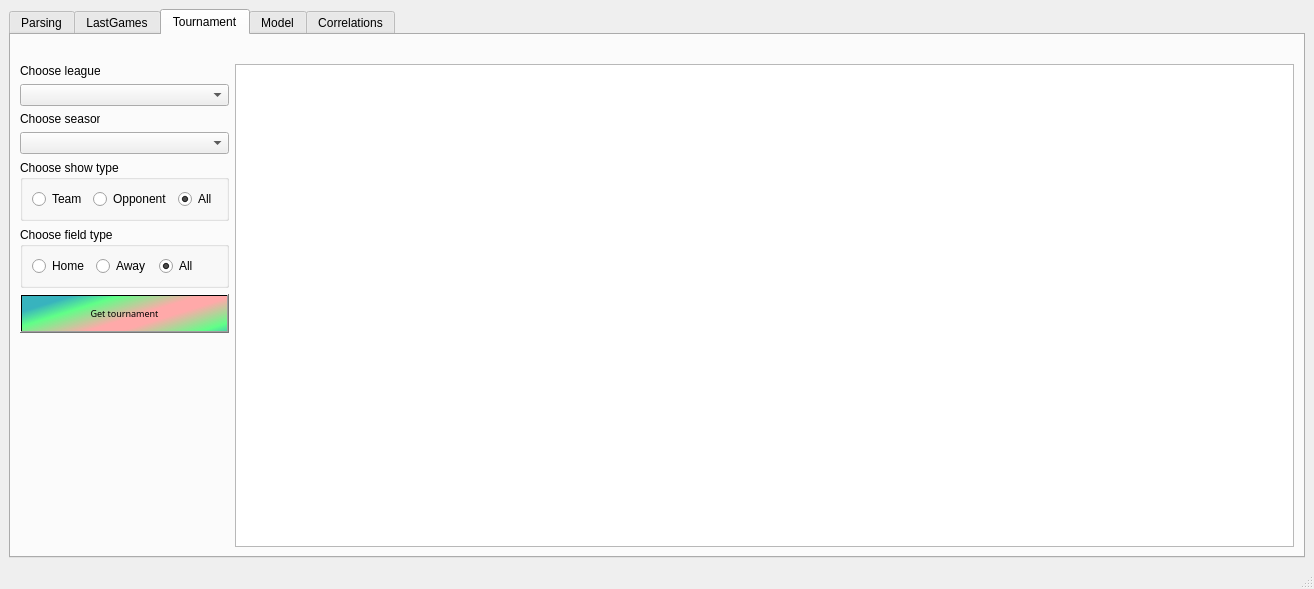
Above: ui/basketball_app_main-window.ui from PyScientist/BasketBallStat before the change. Below: the same form after it.
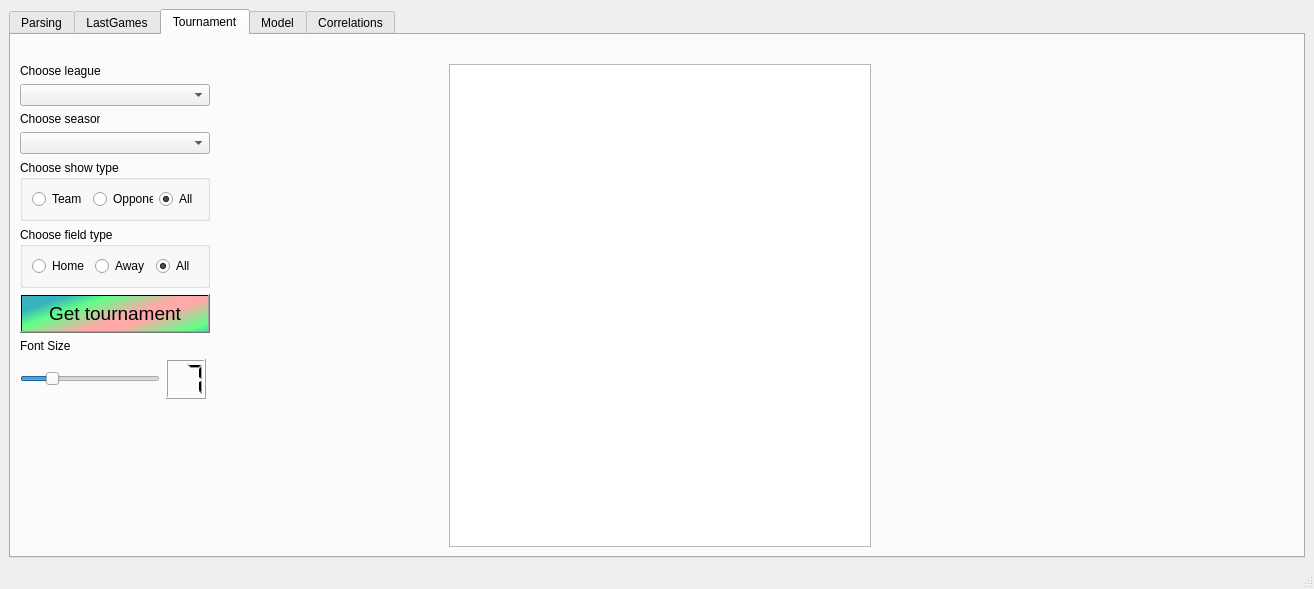
That is the form after the change. The open tabs and pages were chosen to show the change.

Commit message: Add font size managment slider to Tournamet and last games tabs

```diff
--- a/ui/basketball_app_main-window.ui
+++ b/ui/basketball_app_main-window.ui
@@ -541,9 +541,18 @@
            </layout>
           </item>
           <item>
-           <layout class="QHBoxLayout" name="horizontalLayout_18">
+           <layout class="QHBoxLayout" name="horizontalLayout_18" stretch="0,0,0">
+            <property name="sizeConstraint">
+             <enum>QLayout::SetMaximumSize</enum>
+            </property>
             <item>
              <layout class="QVBoxLayout" name="verticalLayout_6">
+              <property name="spacing">
+               <number>6</number>
+              </property>
+              <property name="sizeConstraint">
+               <enum>QLayout::SetDefaultConstraint</enum>
+              </property>
               <item>
                <widget class="QLabel" name="label_choose_league_for_turnament">
                 <property name="maximumSize">
@@ -558,7 +567,14 @@
                </widget>
               </item>
               <item>
-               <widget class="QComboBox" name="comboBo_choose_league_for_turnament"/>
+               <widget class="QComboBox" name="comboBo_choose_league_for_turnament">
+                <property name="maximumSize">
+                 <size>
+                  <width>190</width>
+                  <height>16777215</height>
+                 </size>
+                </property>
+               </widget>
               </item>
               <item>
                <widget class="QLabel" name="label_choose_season_for_turnament">
@@ -574,10 +590,23 @@
                </widget>
               </item>
               <item>
-               <widget class="QComboBox" name="comboBox_choose_season_for_turnament"/>
+               <widget class="QComboBox" name="comboBox_choose_season_for_turnament">
+                <property name="maximumSize">
+                 <size>
+                  <width>190</width>
+                  <height>16777215</height>
+                 </size>
+                </property>
+               </widget>
               </item>
               <item>
                <widget class="QGroupBox" name="groupBox">
+                <property name="maximumSize">
+                 <size>
+                  <width>190</width>
+                  <height>16777215</height>
+                 </size>
+                </property>
                 <property name="title">
                  <string>Choose show type</string>
                 </property>
@@ -622,7 +651,7 @@
                 </property>
                 <property name="maximumSize">
                  <size>
-                  <width>16777215</width>
+                  <width>190</width>
                   <height>16777215</height>
                  </size>
                 </property>
@@ -661,14 +690,20 @@
                <widget class="QPushButton" name="pushButtonGetTournamentTable">
                 <property name="minimumSize">
                  <size>
-                  <width>40</width>
+                  <width>150</width>
                   <height>39</height>
                  </size>
                 </property>
+                <property name="maximumSize">
+                 <size>
+                  <width>190</width>
+                  <height>16777215</height>
+                 </size>
+                </property>
                 <property name="font">
                  <font>
-                  <family>Goudy Stout</family>
-                  <pointsize>7</pointsize>
+                  <family>Tahoma</family>
+                  <pointsize>14</pointsize>
                  </font>
                 </property>
                 <property name="styleSheet">
@@ -679,11 +714,103 @@
                 </property>
                </widget>
               </item>
+              <item>
+               <widget class="QLabel" name="label_font_Tournament">
+                <property name="text">
+                 <string>Font Size</string>
+                </property>
+               </widget>
+              </item>
+              <item>
+               <layout class="QHBoxLayout" name="horizontalLayout_5">
+                <item>
+                 <widget class="QSlider" name="horizontalSlider_font_Tournament">
+                  <property name="minimumSize">
+                   <size>
+                    <width>100</width>
+                    <height>0</height>
+                   </size>
+                  </property>
+                  <property name="maximumSize">
+                   <size>
+                    <width>140</width>
+                    <height>16777215</height>
+                   </size>
+                  </property>
+                  <property name="minimum">
+                   <number>5</number>
+                  </property>
+                  <property name="maximum">
+                   <number>15</number>
+                  </property>
+                  <property name="value">
+                   <number>7</number>
+                  </property>
+                  <property name="orientation">
+                   <enum>Qt::Horizontal</enum>
+                  </property>
+                 </widget>
+                </item>
+                <item>
+                 <widget class="QLCDNumber" name="lcdNumber_font_Tournament">
+                  <property name="minimumSize">
+                   <size>
+                    <width>40</width>
+                    <height>40</height>
+                   </size>
+                  </property>
+                  <property name="maximumSize">
+                   <size>
+                    <width>43</width>
+                    <height>16777215</height>
+                   </size>
+                  </property>
+                  <property name="font">
+                   <font>
+                    <weight>50</weight>
+                    <bold>false</bold>
+                   </font>
+                  </property>
+                  <property name="frameShape">
+                   <enum>QFrame::Box</enum>
+                  </property>
+                  <property name="frameShadow">
+                   <enum>QFrame::Raised</enum>
+                  </property>
+                  <property name="digitCount">
+                   <number>2</number>
+                  </property>
+                  <property name="segmentStyle">
+                   <enum>QLCDNumber::Filled</enum>
+                  </property>
+                  <property name="value" stdset="0">
+                   <double>7.000000000000000</double>
+                  </property>
+                 </widget>
+                </item>
+                <item>
+                 <spacer name="horizontalSpacer_11">
+                  <property name="orientation">
+                   <enum>Qt::Horizontal</enum>
+                  </property>
+                  <property name="sizeHint" stdset="0">
+                   <size>
+                    <width>40</width>
+                    <height>20</height>
+                   </size>
+                  </property>
+                 </spacer>
+                </item>
+               </layout>
+              </item>
               <item>
                <spacer name="verticalSpacer">
                 <property name="orientation">
                  <enum>Qt::Vertical</enum>
                 </property>
+                <property name="sizeType">
+                 <enum>QSizePolicy::Expanding</enum>
+                </property>
                 <property name="sizeHint" stdset="0">
                  <size>
                   <width>20</width>
@@ -702,8 +829,24 @@
               <property name="autoScroll">
                <bool>false</bool>
               </property>
+              <property name="showGrid">
+               <bool>false</bool>
+              </property>
              </widget>
             </item>
+            <item>
+             <spacer name="horizontalSpacer_10">
+              <property name="orientation">
+               <enum>Qt::Horizontal</enum>
+              </property>
+              <property name="sizeHint" stdset="0">
+               <size>
+                <width>40</width>
+                <height>20</height>
+               </size>
+              </property>
+             </spacer>
+            </item>
            </layout>
           </item>
          </layout>
```
Left out of the diff: 83 changed lines with no effect on the pictures. The commit also changes 7 other files.
